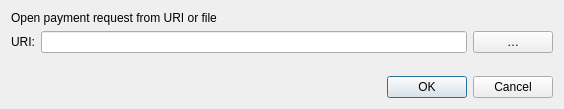
Above: src/qt/forms/openuridialog.ui from XcelRProject/XcelR before the change. Below: the same form after it.
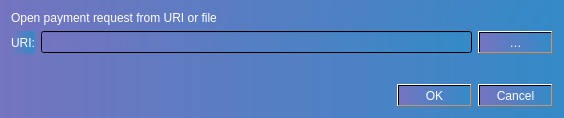
That is the form after the change. Custom widgets are drawn as their Qt base class.

What changed in the file:
```diff
--- a/src/qt/forms/openuridialog.ui
+++ b/src/qt/forms/openuridialog.ui
@@ -7,15 +7,21 @@
     <x>0</x>
     <y>0</y>
     <width>564</width>
-    <height>109</height>
+    <height>118</height>
    </rect>
   </property>
   <property name="windowTitle">
    <string>Open URI</string>
   </property>
+  <property name="styleSheet">
+   <string notr="true">background-color: qlineargradient(spread:pad, x1:0, y1:0, x2:1, y2:0, stop:0 rgba(116, 116, 191, 255), stop:1 rgba(52, 138, 199, 255));</string>
+  </property>
   <layout class="QVBoxLayout" name="verticalLayout">
    <item>
     <widget class="QLabel" name="label_2">
+     <property name="styleSheet">
+      <string notr="true">color: rgb(255, 255, 255);</string>
+     </property>
      <property name="text">
       <string>Open payment request from URI or file</string>
      </property>
@@ -25,6 +31,9 @@
     <layout class="QHBoxLayout" name="horizontalLayout">
      <item>
       <widget class="QLabel" name="label">
+       <property name="styleSheet">
+        <string notr="true">color: rgb(255, 255, 255);</string>
+       </property>
        <property name="text">
         <string>URI:</string>
        </property>
@@ -38,6 +47,9 @@
        <property name="toolTip">
         <string>Select payment request file</string>
        </property>
+       <property name="styleSheet">
+        <string notr="true">color: rgb(255, 255, 255);</string>
+       </property>
        <property name="text">
         <string notr="true">…</string>
        </property>
@@ -63,6 +75,9 @@
    </item>
    <item>
     <widget class="QDialogButtonBox" name="buttonBox">
+     <property name="styleSheet">
+      <string notr="true">color: rgb(255, 255, 255);</string>
+     </property>
      <property name="orientation">
       <enum>Qt::Horizontal</enum>
      </property>
```
